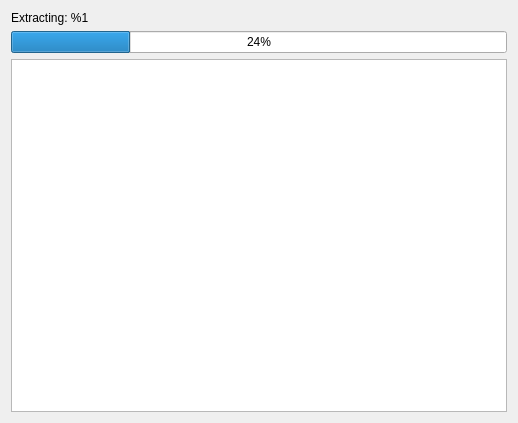
OpenMW/openmw, file files/ui/wizard/installationpage.ui: the form before one commit.
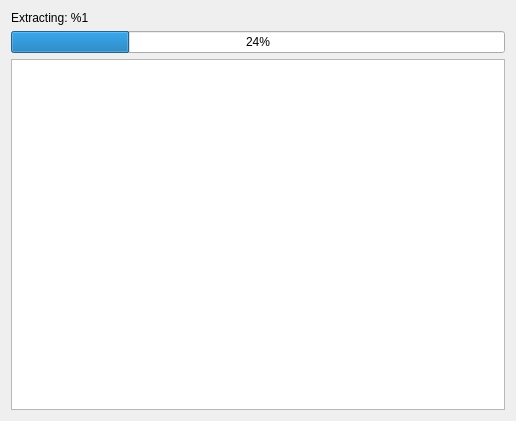
The form after the commit.

Diff of the .ui file:
```diff
--- a/files/ui/wizard/installationpage.ui
+++ b/files/ui/wizard/installationpage.ui
@@ -6,8 +6,8 @@
    <rect>
     <x>0</x>
     <y>0</y>
-    <width>518</width>
-    <height>423</height>
+    <width>516</width>
+    <height>421</height>
    </rect>
   </property>
   <property name="windowTitle">
```
Left out of the diff: 2 changed lines with no effect on the pictures.
